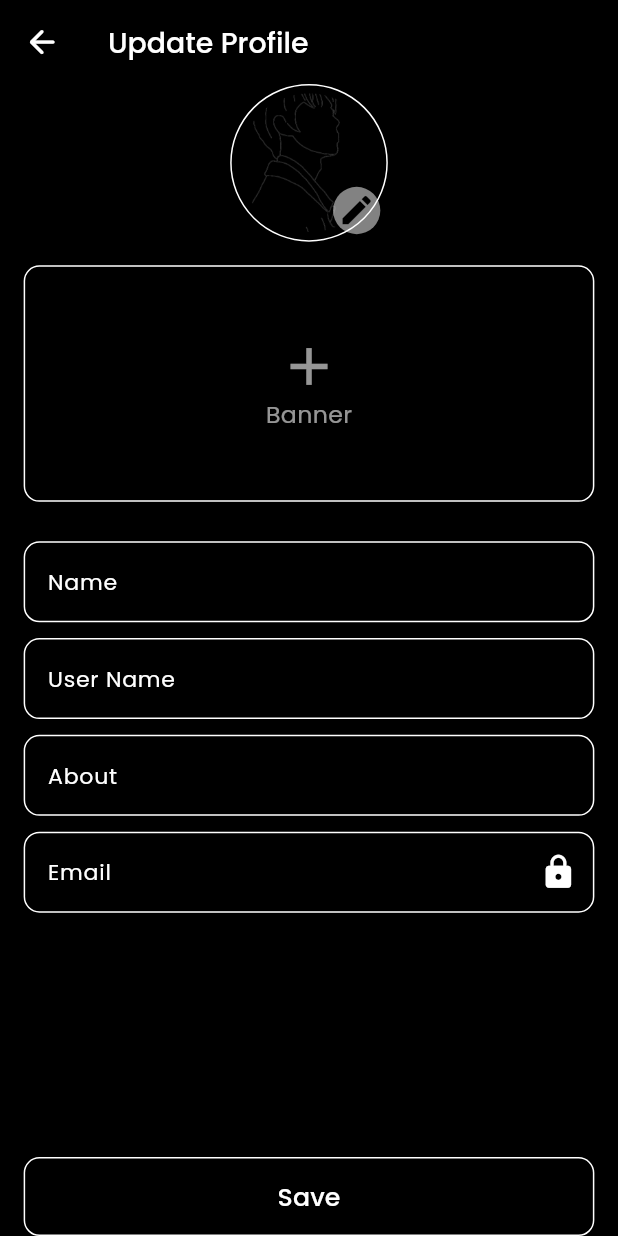
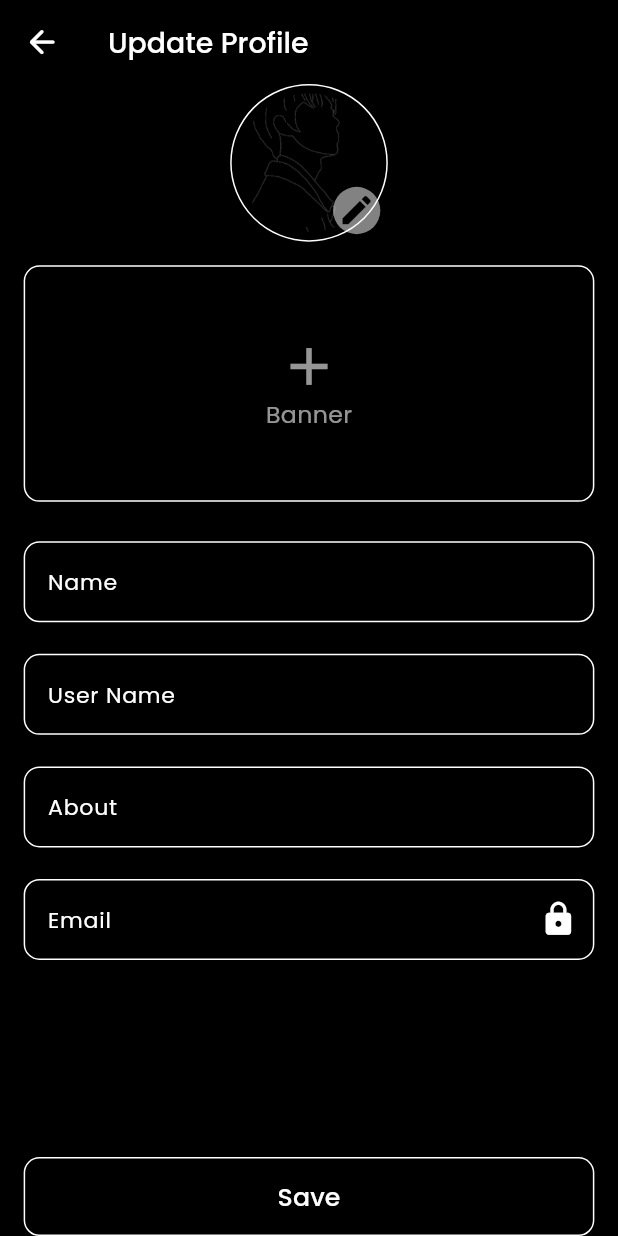
Before and after one commit to SunilBatesar/Our-Talks, a Flutter app: the UpdateProfileScreen screen opened by its route, on a phone screen of 412 x 824 dp. Run offline on Flutter 3.47's test engine with Material 3 defaults, Android fonts, the phone set to English and light mode, and no system bars; our stand-ins replace cached_network_image, cloud_firestore, firebase_auth, firebase_core, flutter_screenutil, gap and 10 more; accounts and stored records are empty; statements that could not run were skipped.

Commit message:
Merge 10/03

```diff
--- a/lib/Views/NavBar/Account/update_profile_screen.dart
+++ b/lib/Views/NavBar/Account/update_profile_screen.dart
@@ -126,7 +126,7 @@ class _UpdateProfileScreenState extends State<UpdateProfileScreen> {
                   controller: _nameController,
                   label: LanguageConst.name.tr,
                 ),
-                Gap(10.h),
+                Gap(20.h),
                 // USER NAME TEXT FIELD
                 PrimaryTextfield(
                   validator: UserNameValidator(),
@@ -149,14 +149,14 @@ class _UpdateProfileScreenState extends State<UpdateProfileScreen> {
                     isUserNameAvailable: _isUserNameAvailable,
                   ),
                 ),
-                Gap(10.h),
+                Gap(20.h),
                 // USER ABOUT TEXT FIELD
                 PrimaryTextfield(
                   validator: TextValidator(),
                   controller: _aboutController,
                   label: LanguageConst.about.tr,
                 ),
-                Gap(10.h),
+                Gap(20.h),
                 // USER EMAIL TEXT FIELD
                 PrimaryTextfield(
                   suffixicon: Icons.lock,
```
